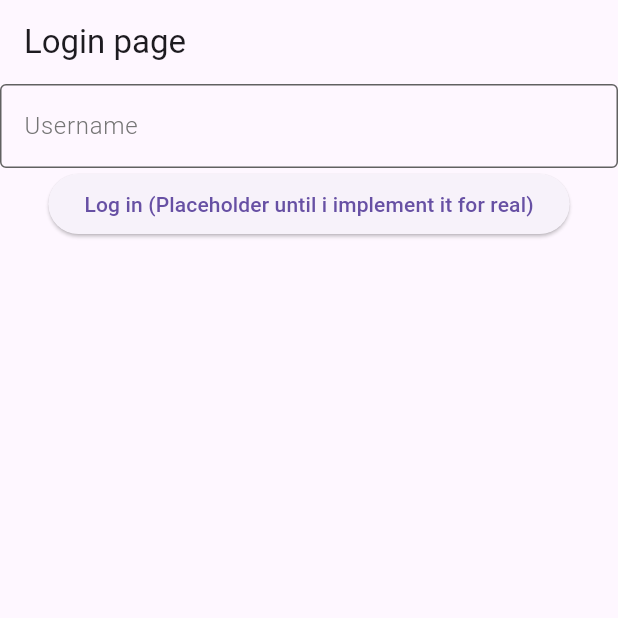
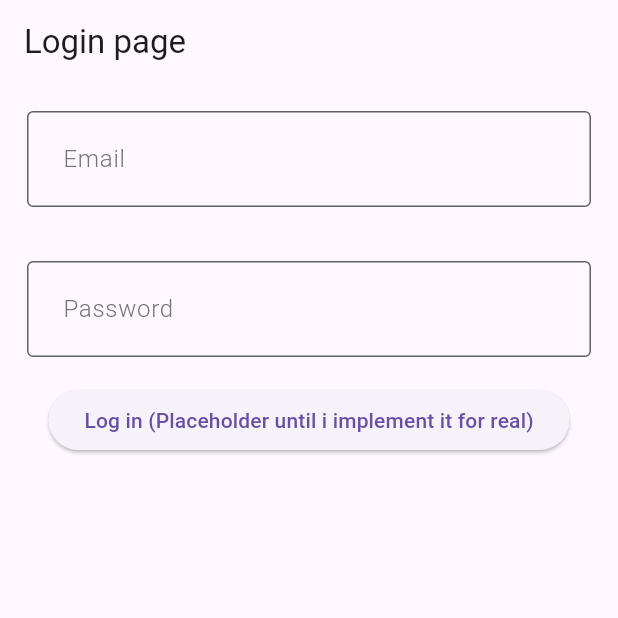
Before and after one commit to DarryllV/mad_flutterproject2024, a Flutter app: the screen it shows after launch, on a phone screen of 412 x 824 dp, the top half of it. Run offline on Flutter 3.47's test engine with Material 3 defaults, Android fonts, the phone set to English and light mode, and no system bars.

Commit message:
edited login page
- added password field
- renamed username field to email

```diff
--- a/lib/main.dart
+++ b/lib/main.dart
@@ -36,8 +36,11 @@ class LoginPage extends StatelessWidget {
           alignment: Alignment.center,
             child: Column(
               children: [
-                TextField(decoration: InputDecoration(
-                  hintText: 'Username',
+                Padding(
+                  padding: EdgeInsets.all(18),
+
+                  child: TextField(decoration: InputDecoration(
+                    hintText: 'Email',
                     hintStyle: TextStyle(
                       fontWeight: FontWeight.w300,
                       color: Colors.grey[600],
@@ -52,8 +55,33 @@ class LoginPage extends StatelessWidget {
                         color: Colors.green[100],
                       ),
                     ),
+                    contentPadding: EdgeInsets.all(20),
+                  ),
+                ),
               ),
 
+              Padding(
+                  padding: EdgeInsets.all(18),
+
+                  child: TextField(decoration: InputDecoration(
+                    hintText: 'Password',
+                    hintStyle: TextStyle(
+                      fontWeight: FontWeight.w300,
+                      color: Colors.grey[600],
+                    ),
+                    enabledBorder: OutlineInputBorder(
+                      borderSide: BorderSide(
+                        color: Colors.grey[700],
+                      ),
+                    ),
+                    focusedBorder: OutlineInputBorder(
+                      borderSide: BorderSide(
+                        color: Colors.green[100],
+                      ),
+                    ),
+                    contentPadding: EdgeInsets.all(20),
+                  ),
+                ),
               ),
 
               ElevatedButton(
```
Lines whose indentation alone changed are shown as unchanged.
